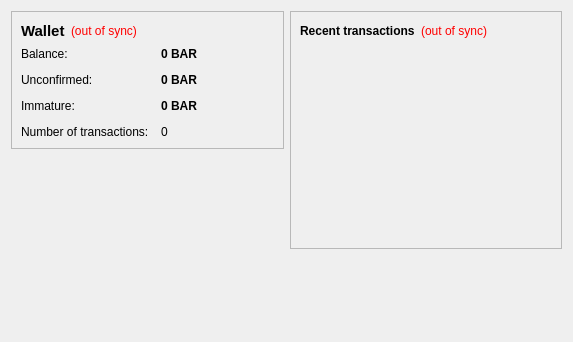
Above: src/qt/forms/overviewpage.ui from gamecash-project/gamecashmk before the change. Below: the same form after it.
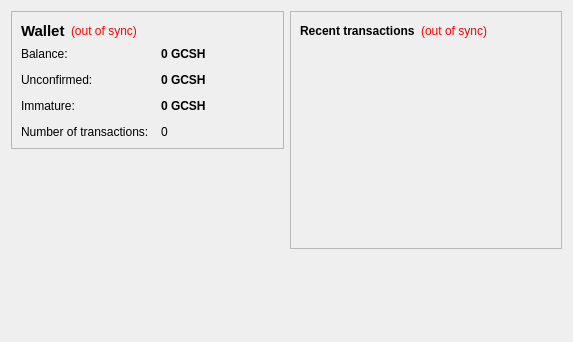
That is the form after the change.

Patch:
```diff
--- a/src/qt/forms/overviewpage.ui
+++ b/src/qt/forms/overviewpage.ui
@@ -105,7 +105,7 @@
              <string>Your current balance</string>
             </property>
             <property name="text">
-             <string notr="true">0 BAR</string>
+             <string notr="true">0 GCSH</string>
             </property>
             <property name="textInteractionFlags">
              <set>Qt::LinksAccessibleByMouse|Qt::TextSelectableByKeyboard|Qt::TextSelectableByMouse</set>
@@ -134,7 +134,7 @@
              <string>Total of transactions that have yet to be confirmed, and do not yet count toward the current balance</string>
             </property>
             <property name="text">
-             <string notr="true">0 BAR</string>
+             <string notr="true">0 GCSH</string>
             </property>
             <property name="textInteractionFlags">
              <set>Qt::LinksAccessibleByMouse|Qt::TextSelectableByKeyboard|Qt::TextSelectableByMouse</set>
@@ -177,7 +177,7 @@
              <string>Mined balance that has not yet matured</string>
             </property>
             <property name="text">
-             <string notr="true">0 BAR</string>
+             <string notr="true">0 GCSH</string>
             </property>
             <property name="textInteractionFlags">
              <set>Qt::LinksAccessibleByMouse|Qt::TextSelectableByKeyboard|Qt::TextSelectableByMouse</set>
```
Left out of the diff: 12 changed lines with no effect on the pictures.
